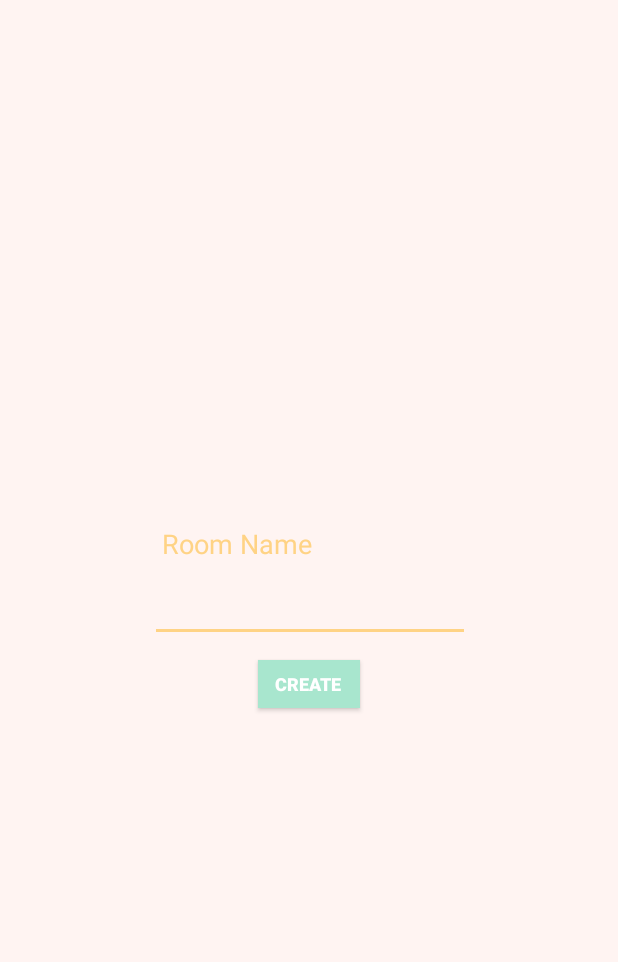
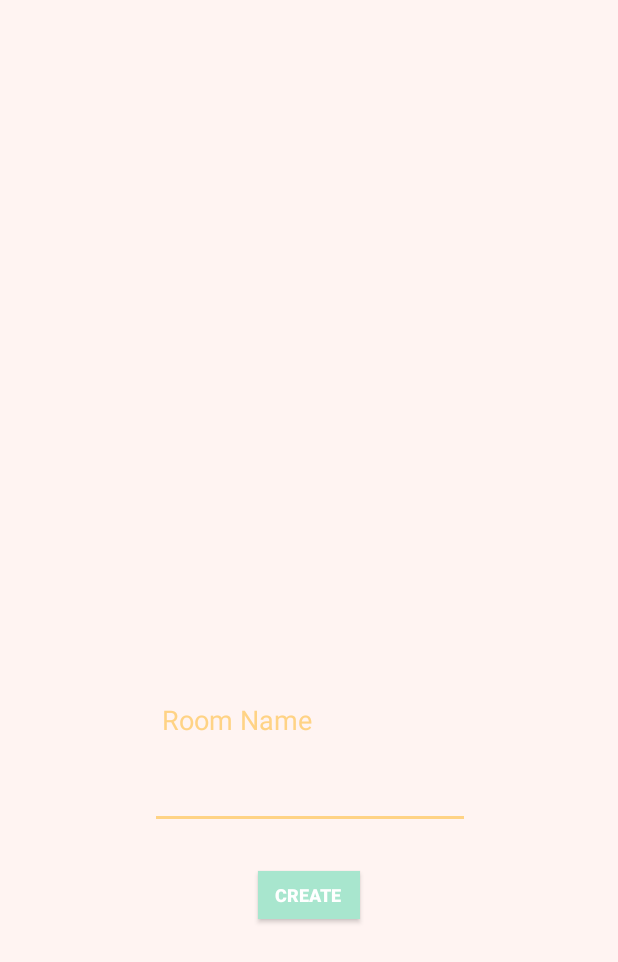
Before and after one commit to sydnieec/CloudChat, an Android app: the layout activity_pop.xml on its own in the app's theme, with its tools: preview values and no code run, on a phone screen of 412 x 824 dp. Shown: the top 962 px of the screen. Run offline under Robolectric (Android 15) with nearby library versions, the light colour scheme and no system bars.

Commit message:
icon added

```diff
--- a/app/src/main/AndroidManifest.xml
+++ b/app/src/main/AndroidManifest.xml
@@ -4,9 +4,9 @@
 
     <application
         android:allowBackup="true"
-        android:icon="@mipmap/ic_launcher"
+        android:icon="@mipmap/cloud_chat_icon"
         android:label="@string/app_name"
-        android:roundIcon="@mipmap/ic_launcher_round"
+        android:roundIcon="@mipmap/cloud_chat_icon"
         android:supportsRtl="true"
         android:theme="@style/AppTheme">
         <activity android:name=".MainActivity">
--- a/app/src/main/res/layout/activity_pop.xml
+++ b/app/src/main/res/layout/activity_pop.xml
@@ -26,7 +26,7 @@
         app:layout_constraintEnd_toEndOf="parent"
         app:layout_constraintStart_toStartOf="parent"
         app:layout_constraintTop_toTopOf="parent"
-        app:layout_constraintVertical_bias="0.557" />
+        app:layout_constraintVertical_bias="0.738" />
 
     <TextView
         android:id="@+id/textView2"
@@ -46,13 +46,13 @@
         app:layout_constraintHorizontal_bias="0.0"
         app:layout_constraintStart_toStartOf="@+id/createroomname"
         app:layout_constraintTop_toTopOf="parent"
-        app:layout_constraintVertical_bias="1.0" />
+        app:layout_constraintVertical_bias="0.984" />
 
     <EditText
         android:id="@+id/createroomname"
         android:layout_width="wrap_content"
         android:layout_height="wrap_content"
-        android:layout_marginBottom="12dp"
+        android:layout_marginBottom="28dp"
         android:layout_marginEnd="8dp"
         android:layout_marginLeft="8dp"
         android:layout_marginRight="8dp"
--- a/app/src/main/res/layout/display.xml
+++ b/app/src/main/res/layout/display.xml
@@ -30,7 +30,7 @@
         android:layout_marginRight="8dp"
         android:layout_marginStart="8dp"
         android:layout_marginTop="8dp"
-        android:background="@drawable/rounded_button"
+        android:background="@color/colorPrimary"
         android:text="+"
         android:textColor="@color/colorAccent"
         android:textSize="20sp"
--- a/app/src/main/res/layout/pic_chat_ppl_list.xml
+++ b/app/src/main/res/layout/pic_chat_ppl_list.xml
@@ -46,10 +46,10 @@
         android:textStyle="bold"
         app:layout_constraintBottom_toBottomOf="parent"
         app:layout_constraintEnd_toEndOf="@+id/icon"
-        app:layout_constraintHorizontal_bias="0.027"
+        app:layout_constraintHorizontal_bias="0.0"
         app:layout_constraintStart_toStartOf="@+id/icon"
         app:layout_constraintTop_toTopOf="parent"
-        app:layout_constraintVertical_bias="0.386" />
+        app:layout_constraintVertical_bias="0.523" />
 
     <TextView
         android:id="@+id/chatroomname"
--- a/app/src/main/res/layout/signup.xml
+++ b/app/src/main/res/layout/signup.xml
@@ -166,7 +166,7 @@
         android:layout_marginStart="8dp"
         android:layout_marginTop="24dp"
         android:text="Email "
-        android:textColor="@color/colorAccent"
+        android:textColor="@color/colorPrimary"
         android:textSize="18sp"
         android:textStyle="bold"
         app:layout_constraintEnd_toEndOf="@+id/textView8"
```
Also changed, not shown: app/src/main/java/com/example/candy/cloudchat/Display.java (line endings or trailing spaces), app/src/main/res/mipmap-xxhdpi/ccicon.png (added), app/src/main/res/mipmap-xxhdpi/cloud_chat_icon.png (added), app/src/main/res/mipmap-xxhdpi/cloudchat_icon.png (added), app/src/main/res/mipmap-xxhdpi/watermelon.png (added).
